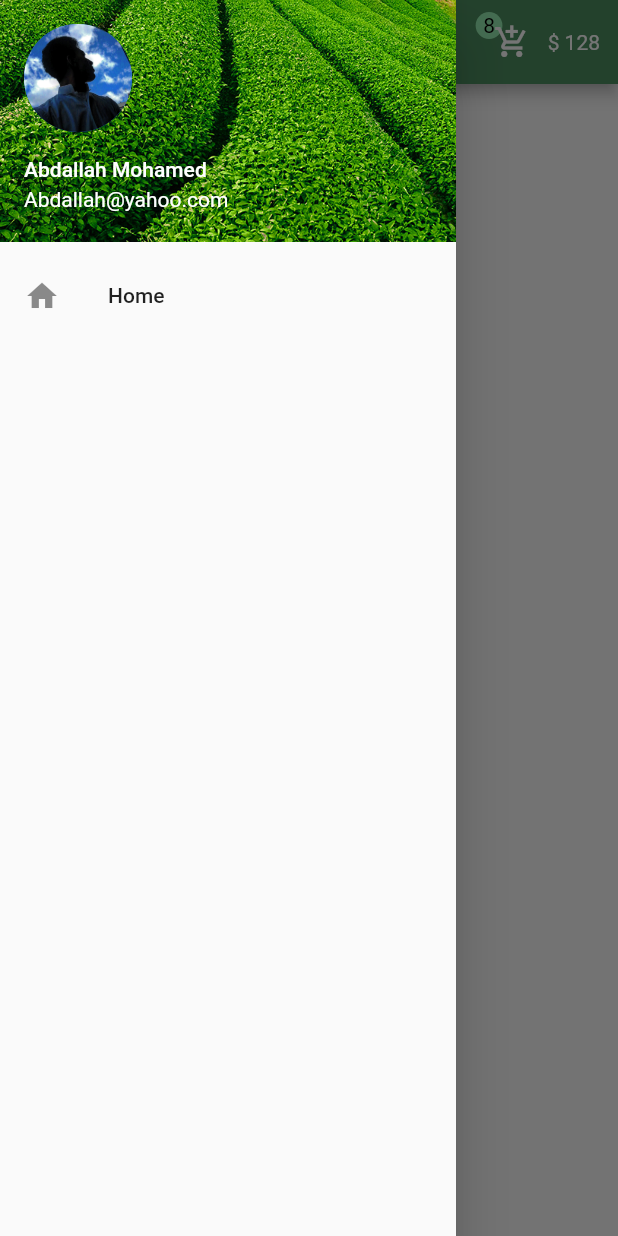
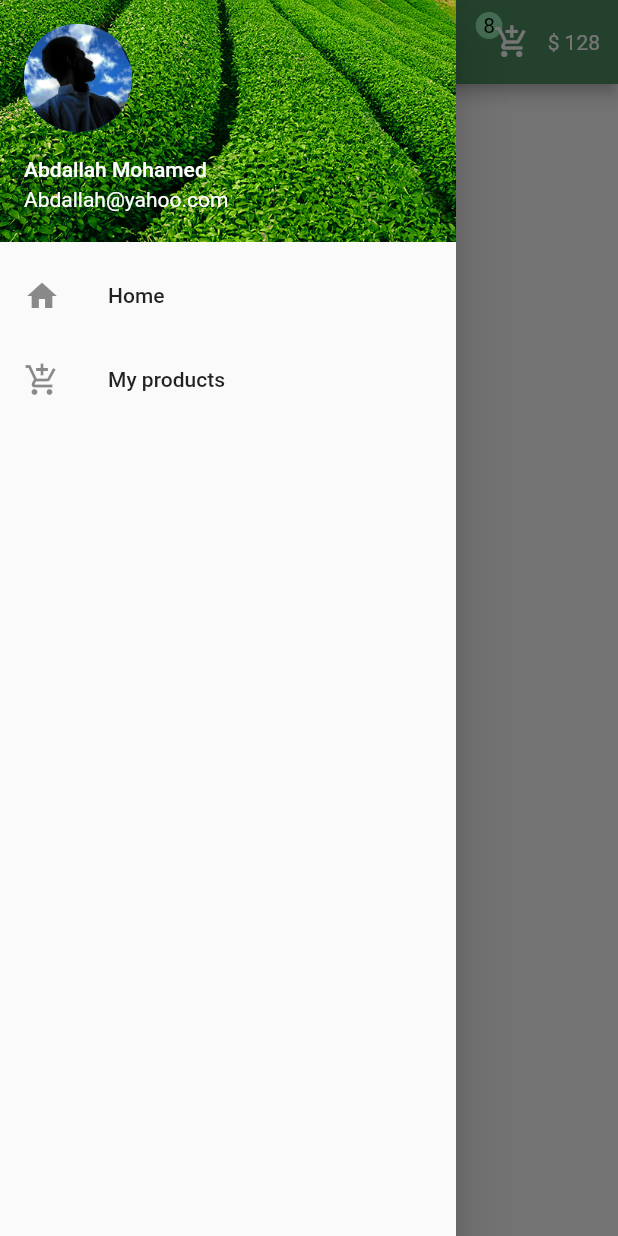
Before and after one commit to Abdallah-Mohamed-Abdallah-AbdulRazzaq/flower_app, a Flutter app: the screen it shows after launch, with the side drawer open, on a phone screen of 412 x 824 dp. Run offline on Flutter 3.47's test engine with Material 2 defaults, Android fonts, the phone set to English and light mode, and no system bars.

Commit message:
And add new ListTile

```diff
--- a/lib/pages/home.dart
+++ b/lib/pages/home.dart
@@ -24,11 +24,10 @@ class Home extends StatelessWidget {
                   color: Color.fromARGB(255, 255, 255, 255),
                 )),
           ),
-
           ListTile(
               title: Text("Home"), leading: Icon(Icons.home), onTap: () {}),
-
-
+          ListTile(
+              title: Text("My products"),leading: Icon(Icons.add_shopping_cart),onTap: () {}),
         ],
       )),
       appBar: AppBar(
```
